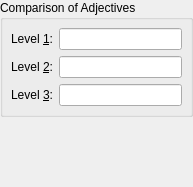
Above: kvoctrain/entry-dialogs/AdjEntryPageForm.ui from KDE/parley before the change. Below: the same form after it.
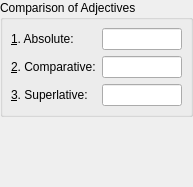
That is the form after the change.

Commit message: Use grammar terms for adjectives (comparison and superlative) in entry dialog.

Patch:
```diff
--- a/kvoctrain/entry-dialogs/AdjEntryPageForm.ui
+++ b/kvoctrain/entry-dialogs/AdjEntryPageForm.ui
@@ -22,7 +22,19 @@
    <property name="margin" >
     <number>0</number>
    </property>
-   <property name="spacing" >
+   <property name="topMargin" >
+    <number>0</number>
+   </property>
+   <property name="rightMargin" >
+    <number>0</number>
+   </property>
+   <property name="bottomMargin" >
+    <number>0</number>
+   </property>
+   <property name="horizontalSpacing" >
+    <number>6</number>
+   </property>
+   <property name="verticalSpacing" >
     <number>6</number>
    </property>
    <item row="1" column="0" >
@@ -47,15 +59,25 @@
       <property name="margin" >
        <number>8</number>
       </property>
-      <property name="spacing" >
+      <property name="topMargin" >
+       <number>8</number>
+      </property>
+      <property name="rightMargin" >
+       <number>8</number>
+      </property>
+      <property name="bottomMargin" >
+       <number>8</number>
+      </property>
+      <property name="horizontalSpacing" >
+       <number>6</number>
+      </property>
+      <property name="verticalSpacing" >
        <number>6</number>
       </property>
       <item row="2" column="1" >
        <widget class="QLineEdit" name="lev3Field" >
         <property name="sizePolicy" >
-         <sizepolicy>
-          <hsizetype>7</hsizetype>
-          <vsizetype>5</vsizetype>
+         <sizepolicy vsizetype="Preferred" hsizetype="Expanding" >
           <horstretch>0</horstretch>
           <verstretch>0</verstretch>
          </sizepolicy>
@@ -65,15 +87,13 @@
       <item row="2" column="0" >
        <widget class="QLabel" name="lev3Label" >
         <property name="sizePolicy" >
-         <sizepolicy>
-          <hsizetype>1</hsizetype>
-          <vsizetype>5</vsizetype>
+         <sizepolicy vsizetype="Preferred" hsizetype="Minimum" >
           <horstretch>0</horstretch>
           <verstretch>0</verstretch>
          </sizepolicy>
         </property>
         <property name="text" >
-         <string>Level &amp;3:</string>
+         <string>&amp;3. Superlative:</string>
         </property>
         <property name="buddy" >
          <cstring>lev3Field</cstring>
@@ -83,9 +103,7 @@
       <item row="1" column="1" >
        <widget class="QLineEdit" name="lev2Field" >
         <property name="sizePolicy" >
-         <sizepolicy>
-          <hsizetype>7</hsizetype>
-          <vsizetype>5</vsizetype>
+         <sizepolicy vsizetype="Preferred" hsizetype="Expanding" >
           <horstretch>0</horstretch>
           <verstretch>0</verstretch>
          </sizepolicy>
@@ -95,15 +113,13 @@
       <item row="1" column="0" >
        <widget class="QLabel" name="lev2Label" >
         <property name="sizePolicy" >
-         <sizepolicy>
-          <hsizetype>1</hsizetype>
-          <vsizetype>5</vsizetype>
+         <sizepolicy vsizetype="Preferred" hsizetype="Minimum" >
           <horstretch>0</horstretch>
           <verstretch>0</verstretch>
          </sizepolicy>
         </property>
         <property name="text" >
-         <string>Level &amp;2:</string>
+         <string>&amp;2. Comparative:</string>
         </property>
         <property name="buddy" >
          <cstring>lev2Field</cstring>
@@ -113,15 +129,13 @@
       <item row="0" column="0" >
        <widget class="QLabel" name="lev1Label" >
         <property name="sizePolicy" >
-         <sizepolicy>
-          <hsizetype>1</hsizetype>
-          <vsizetype>5</vsizetype>
+         <sizepolicy vsizetype="Preferred" hsizetype="Minimum" >
           <horstretch>0</horstretch>
           <verstretch>0</verstretch>
          </sizepolicy>
         </property>
         <property name="text" >
-         <string>Level &amp;1:</string>
+         <string>&amp;1. Absolute:</string>
         </property>
         <property name="buddy" >
          <cstring>lev1Field</cstring>
@@ -131,9 +145,7 @@
       <item row="0" column="1" >
        <widget class="QLineEdit" name="lev1Field" >
         <property name="sizePolicy" >
-         <sizepolicy>
-          <hsizetype>7</hsizetype>
-          <vsizetype>5</vsizetype>
+         <sizepolicy vsizetype="Preferred" hsizetype="Expanding" >
           <horstretch>0</horstretch>
           <verstretch>0</verstretch>
          </sizepolicy>
```
Left out of the diff: 13 changed lines with no effect on the pictures.
